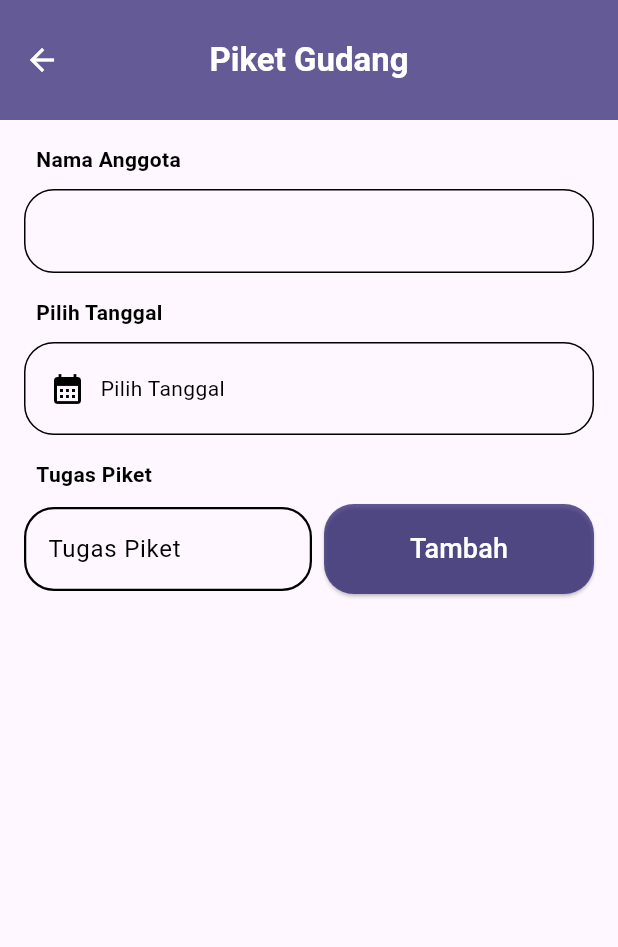
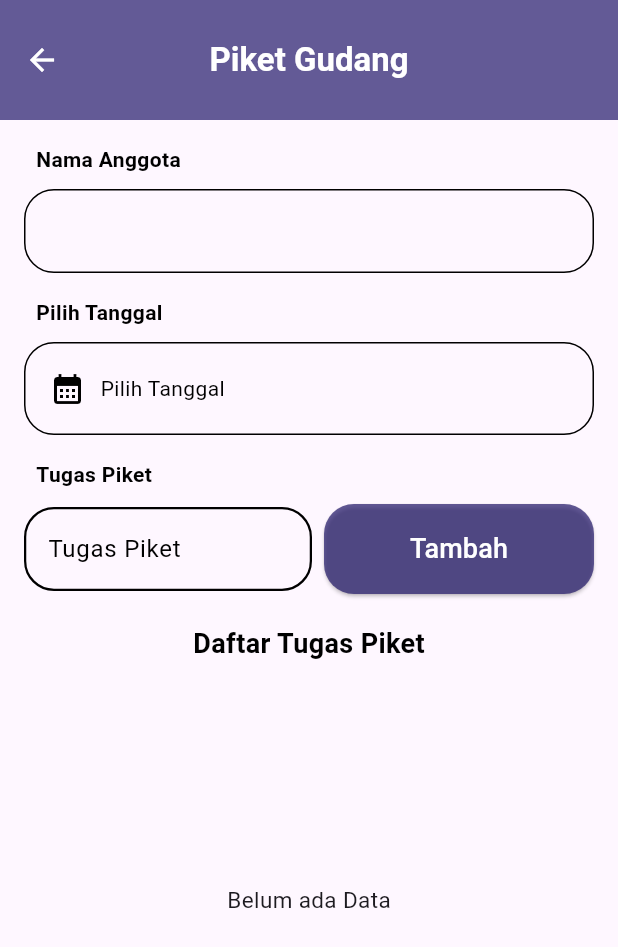
Before and after one commit to emzhran/20220140118_UCP1Flutter, a Flutter app: the PiketGudang screen opened directly with empty values, on a phone screen of 412 x 824 dp. Shown: the top 947 px of the screen. Run offline on Flutter 3.47's test engine with Material 3 defaults, Android fonts, the phone set to English and light mode, and no system bars.

Commit message:
menambahkan card untuk menampilkan daftar tugas

```diff
--- a/lib/piket_gudang.dart
+++ b/lib/piket_gudang.dart
@@ -188,7 +188,10 @@ class _PiketGudangState extends State<PiketGudang> {
                         ),
                         enabledBorder: OutlineInputBorder(
                           borderRadius: BorderRadius.circular(20.0),
-                          borderSide: BorderSide(color: Colors.black, width: 1.5),
+                          borderSide: BorderSide(
+                            color: Colors.black,
+                            width: 1.5,
+                          ),
                         ),
                         hintText: 'Tugas Piket',
                         hintStyle: TextStyle(color: Colors.black),
@@ -205,7 +208,7 @@ class _PiketGudangState extends State<PiketGudang> {
                   ElevatedButton(
                     onPressed: _tambahDataPiket,
                     style: ElevatedButton.styleFrom(
-                      backgroundColor:  Color.fromARGB(184, 39, 29, 109),
+                      backgroundColor: Color.fromARGB(184, 39, 29, 109),
                       fixedSize: const Size(180, 60),
                       shape: RoundedRectangleBorder(
                         borderRadius: BorderRadius.circular(20),
@@ -213,13 +216,70 @@ class _PiketGudangState extends State<PiketGudang> {
                     ),
                     child: const Text(
                       'Tambah',
-                      style: TextStyle(
-                        color: Colors.white,
-                        fontSize: 18,
-                      ),
+                      style: TextStyle(color: Colors.white, fontSize: 18),
                     ),
                   ),
                 ],
+              ),
+              const SizedBox(height: 20),
+              Center(
+                child: Text(
+                  'Daftar Tugas Piket',
+                  style: TextStyle(
+                    fontWeight: FontWeight.bold,
+                    fontSize: 18,
+                    color: Colors.black,
+                  ),
+                ),
+              ),
+              const SizedBox(height: 8),
+              SizedBox(
+                height: 300,
+                child:
+                    listPiket.isEmpty
+                        ? Center(
+                          child: Text(
+                            'Belum ada Data',
+                            style: TextStyle(fontSize: 15),
+                          ),
+                        )
+                        : ListView.builder(
+                          itemCount: listPiket.length,
+                          itemBuilder: (context, index) {
+                            final piket = listPiket[index];
+                            return Card(
+                              margin: const EdgeInsets.symmetric(vertical: 8),
+                              shape: RoundedRectangleBorder(
+                                borderRadius: BorderRadius.circular(14),
+                              ),
+                              color: Color.fromARGB(184, 39, 29, 109),
+                              child: Padding(
+                                padding: const EdgeInsets.all(8),
+                                child: Row(
+                                  mainAxisAlignment:
+                                      MainAxisAlignment.spaceBetween,
+                                  children: [
+                                    Text(
+                                      piket['tugas'],
+                                      style: TextStyle(
+                                        color: Colors.white,
+                                        fontSize: 16,
+                                      ),
+                                    ),
+                                    IconButton(
+                                      onPressed: () {},
+                                      icon: Icon(
+                                        Icons.arrow_forward_ios,
+                                        color: Colors.white,
+                                      ),
+                                      iconSize: 20,
+                                    ),
+                                  ],
+                                ),
+                              ),
+                            );
+                          },
+                        ),
               ),
             ],
           ),
```
